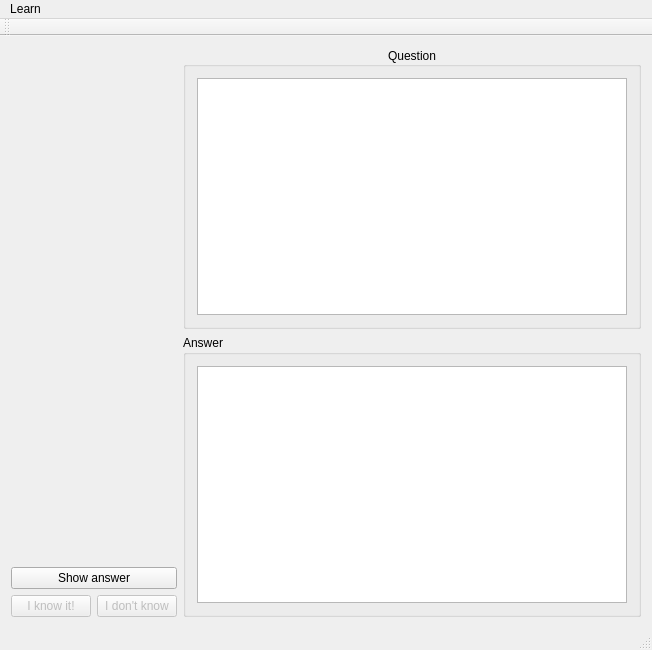
The window that GonzalesApp/mainwindow.ui (szymonpi/Gonzales) describes before a commit, drawn with Qt 5.
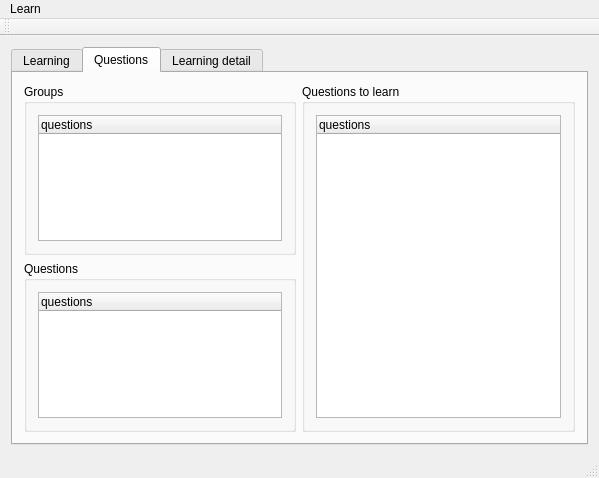
The same window after the commit.

The edit to the form file:
```diff
--- a/GonzalesApp/mainwindow.ui
+++ b/GonzalesApp/mainwindow.ui
@@ -6,63 +6,31 @@
    <rect>
     <x>0</x>
     <y>0</y>
-    <width>652</width>
-    <height>650</height>
+    <width>599</width>
+    <height>478</height>
    </rect>
   </property>
   <property name="windowTitle">
    <string>MainWindow</string>
   </property>
   <widget class="QWidget" name="centralWidget">
-   <layout class="QHBoxLayout" name="horizontalLayout_2">
+   <layout class="QVBoxLayout" name="verticalLayout_6">
     <item>
-     <layout class="QVBoxLayout" name="verticalLayout_4">
-      <item>
-       <spacer name="verticalSpacer">
-        <property name="orientation">
-         <enum>Qt::Vertical</enum>
-        </property>
-        <property name="sizeHint" stdset="0">
+     <widget class="QTabWidget" name="MainTab">
+      <property name="currentIndex">
+       <number>1</number>
+      </property>
+      <property name="iconSize">
          <size>
-          <width>20</width>
-          <height>40</height>
-         </size>
-        </property>
-       </spacer>
-      </item>
-      <item>
-       <widget class="QPushButton" name="pushButtonShowAnswer">
-        <property name="text">
-         <string>Show answer</string>
-        </property>
-       </widget>
-      </item>
-      <item>
-       <layout class="QHBoxLayout" name="horizontalLayout">
-        <item>
-         <widget class="QPushButton" name="pushButtonKnowIt">
-          <property name="enabled">
-           <bool>false</bool>
-          </property>
-          <property name="text">
-           <string>I know it!</string>
-          </property>
-         </widget>
-        </item>
-        <item>
-         <widget class="QPushButton" name="pushButtonDontKnowIt">
-          <property name="enabled">
-           <bool>false</bool>
-          </property>
-          <property name="text">
-           <string>I don't know</string>
-          </property>
-         </widget>
-        </item>
-       </layout>
-      </item>
-     </layout>
-    </item>
+        <width>32</width>
+        <height>32</height>
+       </size>
+      </property>
+      <widget class="QWidget" name="learning">
+       <attribute name="title">
+        <string>Learning</string>
+       </attribute>
+       <layout class="QVBoxLayout" name="verticalLayout_5">
     <item>
      <layout class="QVBoxLayout" name="verticalLayout_3">
       <item>
@@ -79,9 +47,24 @@
         <layout class="QVBoxLayout" name="verticalLayout">
          <item>
           <widget class="QTextEdit" name="textEditQuestion">
+               <property name="font">
+                <font>
+                 <pointsize>16</pointsize>
+                </font>
+               </property>
+               <property name="autoFillBackground">
+                <bool>true</bool>
+               </property>
            <property name="readOnly">
             <bool>true</bool>
            </property>
+               <property name="html">
+                <string>&lt;!DOCTYPE HTML PUBLIC &quot;-//W3C//DTD HTML 4.0//EN&quot; &quot;http://www.w3.org/TR/REC-html40/strict.dtd&quot;&gt;
+&lt;html&gt;&lt;head&gt;&lt;meta name=&quot;qrichtext&quot; content=&quot;1&quot; /&gt;&lt;style type=&quot;text/css&quot;&gt;
+p, li { white-space: pre-wrap; }
+&lt;/style&gt;&lt;/head&gt;&lt;body style=&quot; font-family:'MS Shell Dlg 2'; font-size:16pt; font-weight:400; font-style:normal;&quot;&gt;
+&lt;p align=&quot;center&quot; style=&quot;-qt-paragraph-type:empty; margin-top:0px; margin-bottom:0px; margin-left:0px; margin-right:0px; -qt-block-indent:0; text-indent:0px;&quot;&gt;&lt;br /&gt;&lt;/p&gt;&lt;/body&gt;&lt;/html&gt;</string>
+               </property>
           </widget>
          </item>
         </layout>
@@ -95,6 +78,11 @@
         <layout class="QVBoxLayout" name="verticalLayout_2">
          <item>
           <widget class="QTextEdit" name="textEditAnswer">
+               <property name="font">
+                <font>
+                 <pointsize>14</pointsize>
+                </font>
+               </property>
            <property name="readOnly">
             <bool>true</bool>
            </property>
@@ -104,6 +92,150 @@
        </widget>
       </item>
      </layout>
+        </item>
+        <item>
+         <layout class="QVBoxLayout" name="verticalLayout_4">
+          <item>
+           <layout class="QHBoxLayout" name="horizontalLayout">
+            <item>
+             <widget class="QPushButton" name="pushButtonKnowIt">
+              <property name="enabled">
+               <bool>false</bool>
+              </property>
+              <property name="text">
+               <string>I know it!</string>
+              </property>
+             </widget>
+            </item>
+            <item>
+             <widget class="QPushButton" name="pushButtonDontKnowIt">
+              <property name="enabled">
+               <bool>false</bool>
+              </property>
+              <property name="text">
+               <string>I don't know</string>
+              </property>
+             </widget>
+            </item>
+           </layout>
+          </item>
+          <item>
+           <widget class="QPushButton" name="pushButtonShowAnswer">
+            <property name="text">
+             <string>Show answer</string>
+            </property>
+           </widget>
+          </item>
+         </layout>
+        </item>
+       </layout>
+      </widget>
+      <widget class="QWidget" name="questions">
+       <attribute name="title">
+        <string>Questions</string>
+       </attribute>
+       <layout class="QHBoxLayout" name="horizontalLayout_4">
+        <item>
+         <layout class="QVBoxLayout" name="verticalLayout_12">
+          <item>
+           <widget class="QGroupBox" name="groupBoxGroups">
+            <property name="title">
+             <string>Groups</string>
+            </property>
+            <layout class="QVBoxLayout" name="verticalLayout_10">
+             <item>
+              <widget class="QTreeWidget" name="treeWidget_2">
+               <property name="columnCount">
+                <number>1</number>
+               </property>
+               <column>
+                <property name="text">
+                 <string>questions</string>
+                </property>
+               </column>
+              </widget>
+             </item>
+            </layout>
+           </widget>
+          </item>
+          <item>
+           <widget class="QGroupBox" name="groupBoxQuestionsInGroup">
+            <property name="title">
+             <string>Questions</string>
+            </property>
+            <layout class="QVBoxLayout" name="verticalLayout_7">
+             <item>
+              <widget class="QTreeWidget" name="treeWidget">
+               <property name="columnCount">
+                <number>1</number>
+               </property>
+               <column>
+                <property name="text">
+                 <string>questions</string>
+                </property>
+               </column>
+              </widget>
+             </item>
+            </layout>
+           </widget>
+          </item>
+         </layout>
+        </item>
+        <item>
+         <widget class="QGroupBox" name="groupBoxToLearn">
+          <property name="title">
+           <string>Questions to learn</string>
+          </property>
+          <layout class="QHBoxLayout" name="horizontalLayout_3">
+           <item>
+            <widget class="QTreeWidget" name="treeWidget_3">
+             <property name="columnCount">
+              <number>1</number>
+             </property>
+             <column>
+              <property name="text">
+               <string>questions</string>
+              </property>
+             </column>
+            </widget>
+           </item>
+          </layout>
+         </widget>
+        </item>
+       </layout>
+      </widget>
+      <widget class="QWidget" name="learningdetail">
+       <attribute name="title">
+        <string>Learning detail</string>
+       </attribute>
+       <layout class="QHBoxLayout" name="horizontalLayout_2">
+        <item>
+         <widget class="QGroupBox" name="groupBox_3">
+          <property name="title">
+           <string>Acctual questions</string>
+          </property>
+          <layout class="QVBoxLayout" name="verticalLayout_8">
+           <item>
+            <widget class="QListView" name="listView_2"/>
+           </item>
+          </layout>
+         </widget>
+        </item>
+        <item>
+         <widget class="QGroupBox" name="groupBox_4">
+          <property name="title">
+           <string>Question for next learning</string>
+          </property>
+          <layout class="QVBoxLayout" name="verticalLayout_9">
+           <item>
+            <widget class="QListView" name="listView_3"/>
+           </item>
+          </layout>
+         </widget>
+        </item>
+       </layout>
+      </widget>
+     </widget>
     </item>
    </layout>
   </widget>
@@ -112,7 +244,7 @@
     <rect>
      <x>0</x>
      <y>0</y>
-     <width>652</width>
+     <width>599</width>
      <height>21</height>
     </rect>
    </property>
```
Left out of the diff: 2 changed lines with no effect on the pictures. Lines whose indentation alone changed are shown as unchanged.
